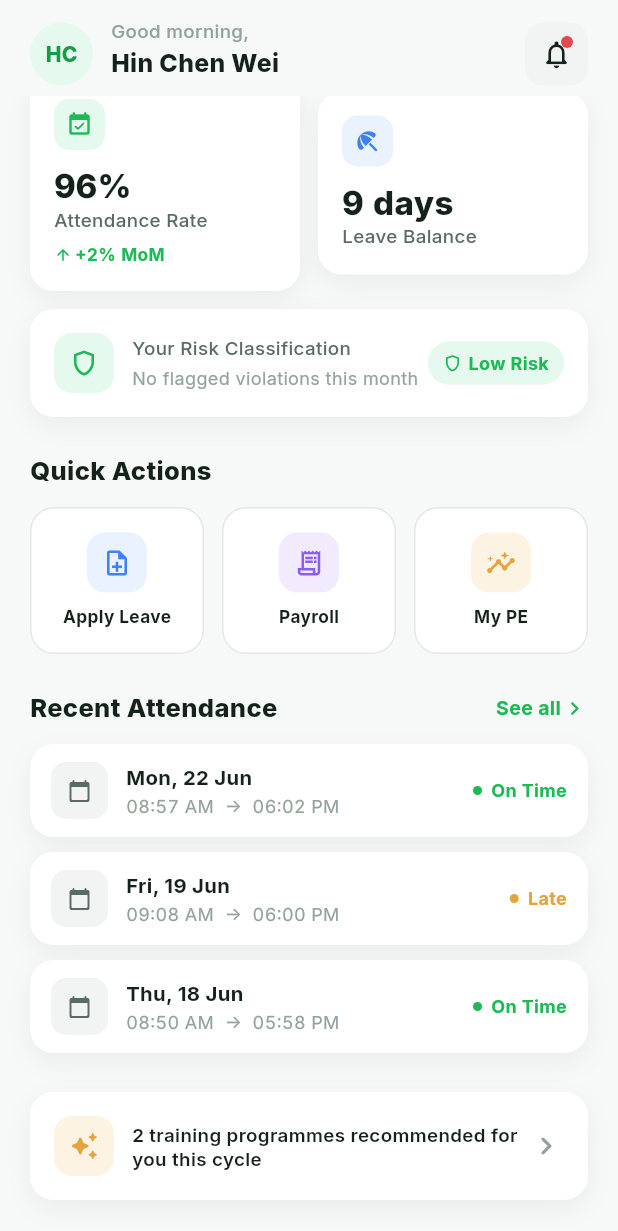
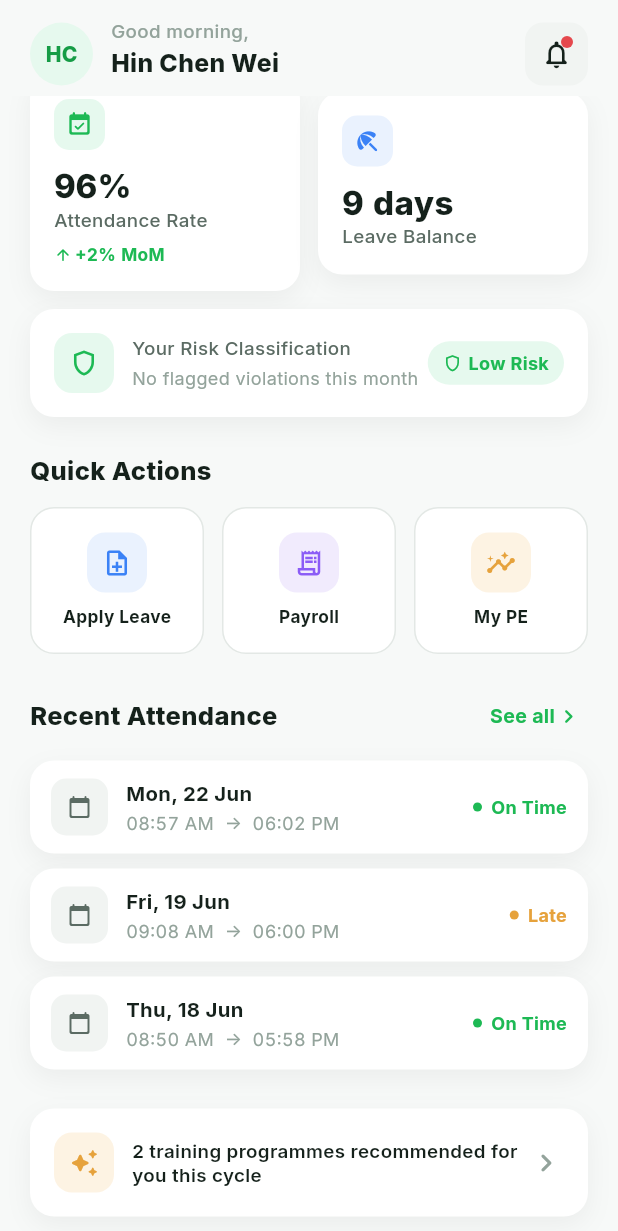
Before and after one commit to W-Hin/monika, a Flutter app: the EmployeeHomeScreen screen opened directly, scrolled down 242 dp, on a phone screen of 412 x 824 dp. Shown: the top 1231 px of the screen. Run offline on Flutter 3.47's test engine with Material 3 defaults, Android fonts, the phone set to English and light mode, and no system bars; our stand-ins replace shared_preferences; accounts and stored records are empty.

Commit message:
Fix SectionHeader 'See all' action touch target size and add tap feedback

```diff
--- a/lib/view/shared/widgets/common_widgets.dart
+++ b/lib/view/shared/widgets/common_widgets.dart
@@ -1,4 +1,5 @@
 import 'package:flutter/material.dart';
+import '../../../core/theme/app_colors.dart';
 import '../../../core/theme/app_colors_extension.dart';
 
 /// Section header used throughout dashboards: "Title" + optional "See all" action
@@ -24,13 +25,17 @@ class SectionHeader extends StatelessWidget {
         children: [
           Text(title, style: TextStyle(fontSize: 17, fontWeight: FontWeight.w800, color: c.textPrimary)),
           if (actionLabel != null)
-            GestureDetector(
+            InkWell(
               onTap: onAction,
-              child: Row(
-                children: [
-                  Text(actionLabel!, style: TextStyle(fontSize: 13, fontWeight: FontWeight.w700, color: c.primary)),
-                  Icon(Icons.chevron_right_rounded, size: 18, color: c.primary),
-                ],
+              borderRadius: BorderRadius.circular(AppRadius.sm),
+              child: Padding(
+                padding: const EdgeInsets.symmetric(horizontal: 4, vertical: 8),
+                child: Row(
+                  children: [
+                    Text(actionLabel!, style: TextStyle(fontSize: 13, fontWeight: FontWeight.w700, color: c.primary)),
+                    Icon(Icons.chevron_right_rounded, size: 18, color: c.primary),
+                  ],
+                ),
               ),
             ),
         ],
```
